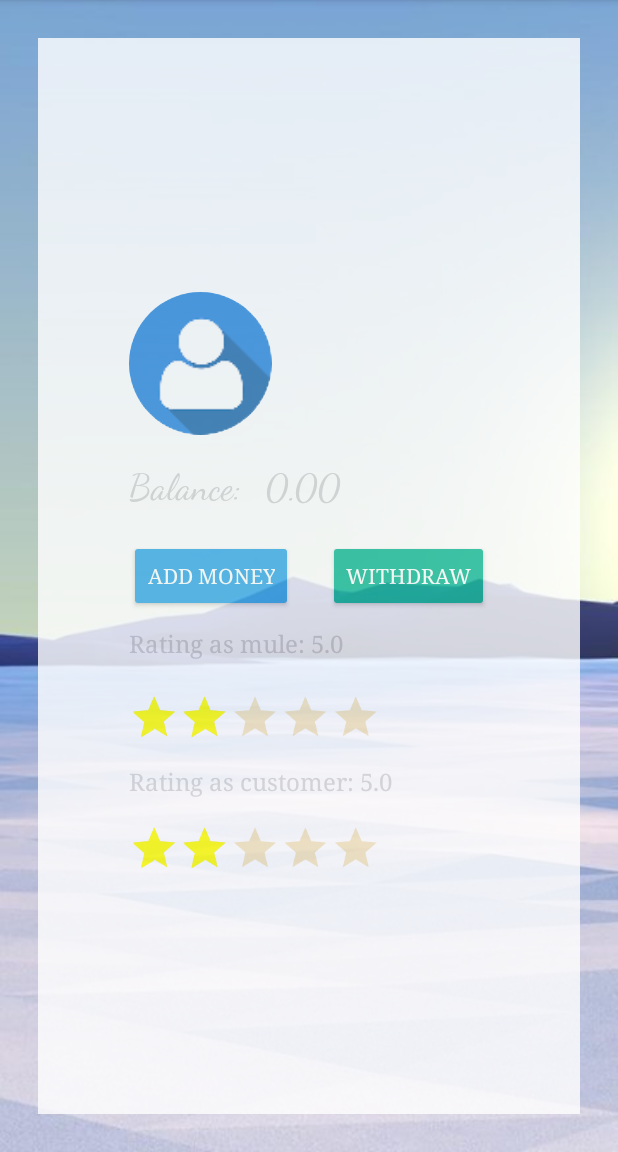
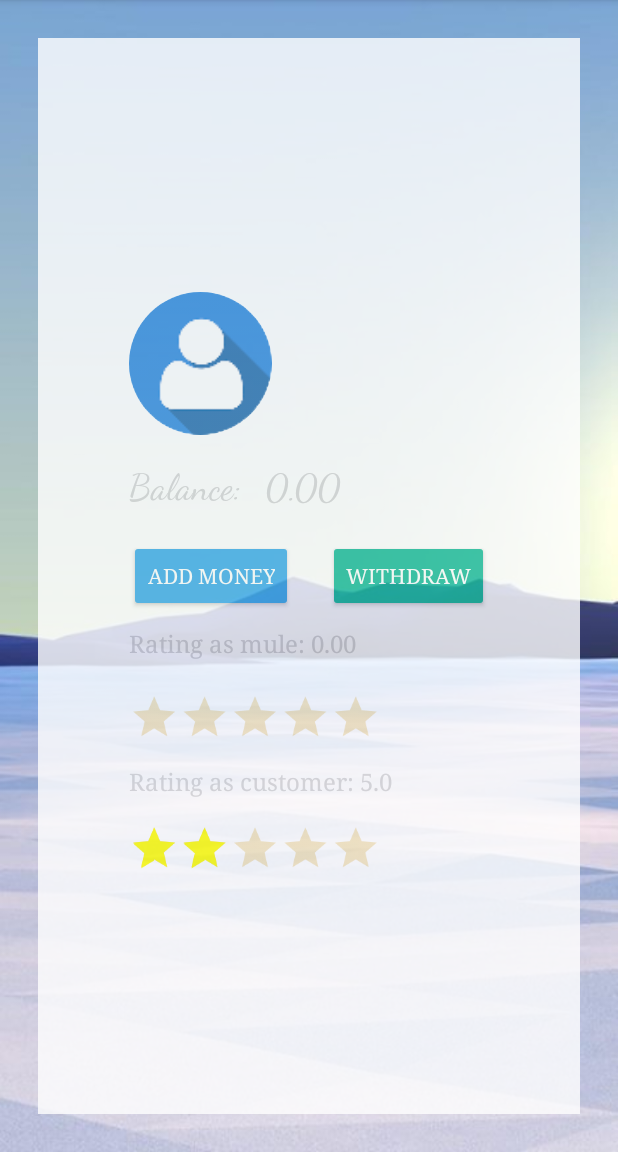
Before and after one commit to bruttozz/airmules-android-app, an Android app: the UserProfileActivity screen opened directly, with no data from a screen before it, on a phone screen of 412 x 824 dp, the part 84-1236 px from its top. Run offline under Robolectric (Android 15) with nearby library versions, the light colour scheme and no system bars; our stand-ins replace CircleImageView, Firebase (no records; nobody signed in at launch, a user with empty details on screens opened directly); libraries missing offline, so code that uses them is left out: com.payelves.sdk; pictures from the network do not load; 2 statements that could not run were skipped.

Commit message:
connect user profile activity rating with database

```diff
--- a/app/src/main/java/com/example/asthana/airmuleschat/UserProfileActivity.java
+++ b/app/src/main/java/com/example/asthana/airmuleschat/UserProfileActivity.java
@@ -35,6 +35,7 @@ import com.payelves.sdk.listener.ConfigResultListener;
 import com.payelves.sdk.listener.PayResultListener;
 import com.payelves.sdk.listener.QueryOrderListener;
 
+import java.text.DecimalFormat;
 import java.util.UUID;
 
 
@@ -51,7 +52,7 @@ public class UserProfileActivity extends BaseMenuActivity {
     private RatingBar ratingAsMule;
     private RatingBar ratingAsCustomer;
     private TextView txtViewRatingAsMule;
-    private TextView txtViewRatingAsCustimer;
+    private TextView txtViewRatingAsCustomer;
     private Button btnAddMoney;
     private Button btnWithdrawMoney;
 
@@ -88,7 +89,7 @@ public class UserProfileActivity extends BaseMenuActivity {
         userDisplayName = (TextView) findViewById(R.id.txtViewUserName);
         txtViewMoneyLeft = (TextView) findViewById(R.id.txtViewMoneyLeft);
         txtViewRatingAsMule = (TextView) findViewById(R.id.txtViewRateAsMule);
-        txtViewRatingAsCustimer = (TextView) findViewById(R.id.txtViewRateAsCustomer);
+        txtViewRatingAsCustomer = (TextView) findViewById(R.id.txtViewRateAsCustomer);
         ratingAsMule = (RatingBar) findViewById(R.id.ratingBarAsMule);
         ratingAsCustomer = (RatingBar) findViewById(R.id.ratingBarAsCustomer);
         btnAddMoney = (Button) findViewById(R.id.btnAddMoney);
@@ -101,6 +102,11 @@ public class UserProfileActivity extends BaseMenuActivity {
                 UserClass me = dataSnapshot.getValue(UserClass.class);
                 float myFunds = me.getMoney();
                 txtViewMoneyLeft.setText(PaymentActivity.convertToMoneyFormatString(myFunds));
+                float rateFloatAsMule = me.getRating();
+                ratingAsMule.setRating(rateFloatAsMule);
+                DecimalFormat df=new DecimalFormat("0.00");
+                String stringRateAsMule = df.format(rateFloatAsMule);
+                txtViewRatingAsMule.setText(stringRateAsMule);
             }
 
             @Override
--- a/app/src/main/res/layout/activity_launcher.xml
+++ b/app/src/main/res/layout/activity_launcher.xml
@@ -17,7 +17,7 @@
     <LinearLayout
         android:layout_width="match_parent"
         android:layout_height="wrap_content"
-        android:layout_margin="5dp"
+        android:layout_margin="10dp"
         android:orientation="vertical">
 
         <Button
@@ -58,7 +58,8 @@
             android:layout_height="wrap_content"
             android:backgroundTint="@color/slate_gray"
             android:drawableLeft="@drawable/ic_art_track_black_24dp"
-            android:text="@string/txtSeeRequest" />
+            android:text="@string/txtSeeRequest"
+            android:layout_marginBottom="35dp"/>
 
     </LinearLayout>
 
--- a/app/src/main/res/layout/activity_user_profile.xml
+++ b/app/src/main/res/layout/activity_user_profile.xml
@@ -138,7 +138,7 @@
             android:layout_marginTop="15dp"/>
 
         <TextView
-            android:id="@+id/txtViewRateAsMule"
+            android:id="@+id/txtViewRateAsCustomer"
             android:fontFamily="serif"
             android:layout_width="wrap_content"
             android:layout_height="wrap_content"
@@ -148,7 +148,7 @@
             android:textSize="16sp"
             android:text="5.0" />
         <TextView
-            android:id="@+id/txtViewRateAsCustomer"
+            android:id="@+id/txtViewRateAsMule"
             android:fontFamily="serif"
             android:layout_width="wrap_content"
             android:layout_height="wrap_content"
```
